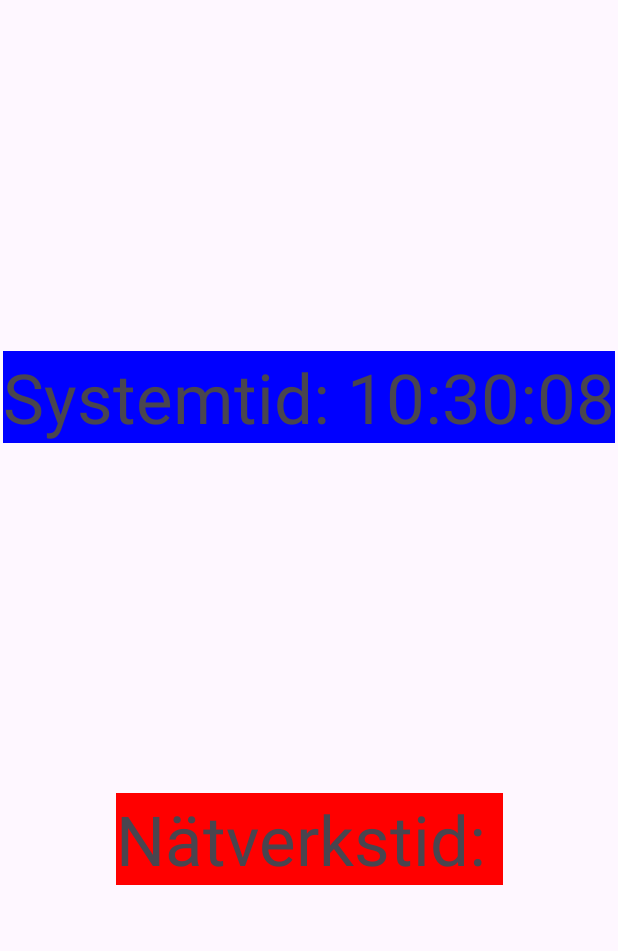
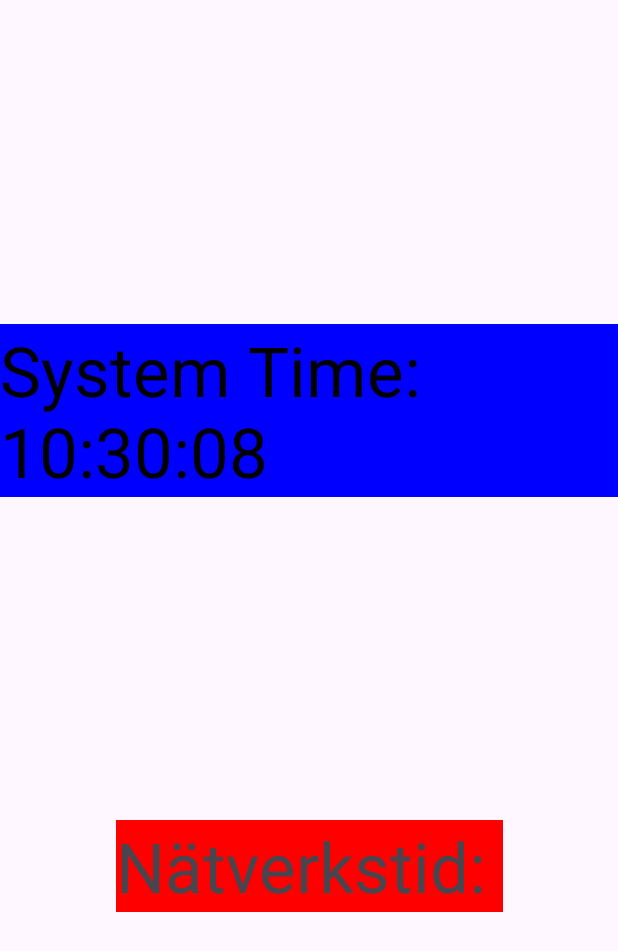
Before and after one commit to jekolsh/NTPTime, an Android app: the screen it shows after launch (MainActivity), on a phone screen of 412 x 824 dp. Shown: the top 951 px of the screen. Run offline under Robolectric (Android 15) with nearby library versions, the phone set to English and light mode, and no system bars; libraries missing offline, so code that uses them is left out: org.apache.commons; 1 statement that could not run was skipped.

Commit message:
time fixing + text coloring

```diff
--- a/app/src/main/java/com/example/ntptime/MainActivity.java
+++ b/app/src/main/java/com/example/ntptime/MainActivity.java
@@ -2,6 +2,7 @@ package com.example.ntptime;
 
 import androidx.appcompat.app.AppCompatActivity;
 
+import android.graphics.Color;
 import android.os.Bundle;
 import android.os.Handler;
 import android.widget.TextView;
@@ -33,12 +34,14 @@ public class MainActivity extends AppCompatActivity {
 
         // Update time when starting
         updateNetworkTime();
+        getSystemTime();
 
+        //Update every sec
         handler.postDelayed(new Runnable() {
             @Override
             public void run() {
-                systemTimeTextView.setText("Systemtid: " + getSystemTime());
-                //updateNetworkTime();
+                updateNetworkTime();
+                getSystemTime();
                 handler.postDelayed(this, 1000); // Update every sec
             }
         }, 1000);
@@ -46,8 +49,11 @@ public class MainActivity extends AppCompatActivity {
 
     // function for pick up system time
     private String getSystemTime() {
-        SimpleDateFormat sdf = new SimpleDateFormat("HH:mm:ss");
-        return sdf.format(new Date());
+        Date date = new Date(System.currentTimeMillis());
+        String time = timeFormat.format(date);
+        systemTimeTextView.setText("System Time: " + time);
+        systemTimeTextView.setTextColor(Color.BLACK);
+        return time;
     }
 
 
@@ -69,6 +75,7 @@ public class MainActivity extends AppCompatActivity {
 
                     runOnUiThread(() -> {
                         networkTimeTextView.setText("Network Time: " + time);
+                        systemTimeTextView.setTextColor(Color.BLACK);
                     });
                 } catch (Exception e) {
                     e.printStackTrace();
```
